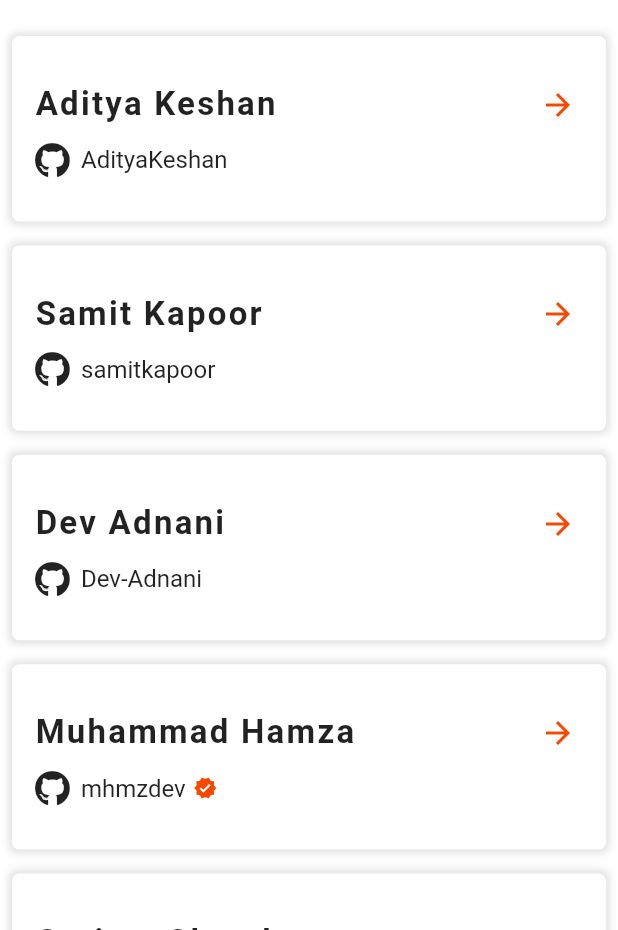
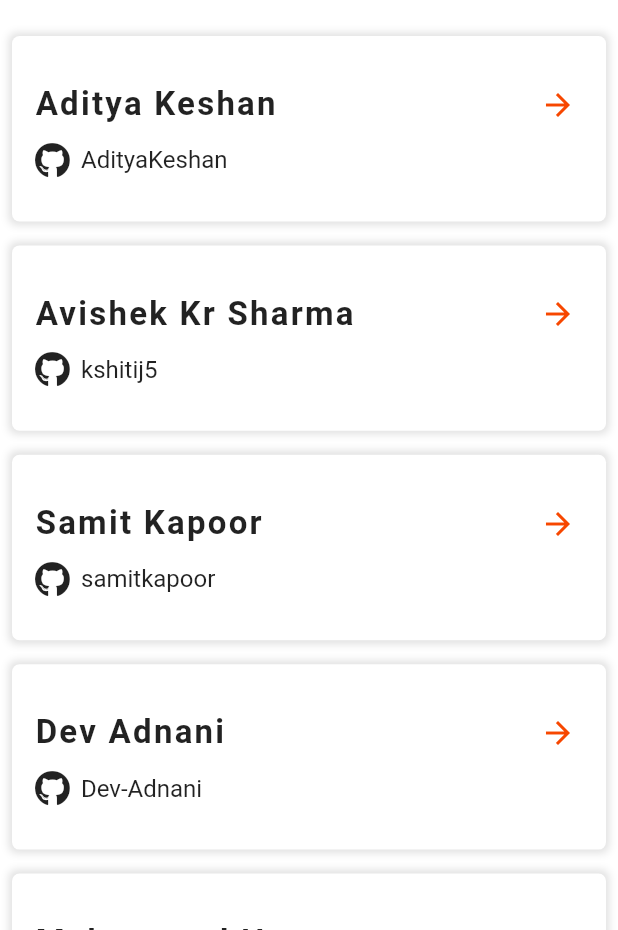
Before and after one commit to mhmzdev/hacktoberfest-flutter, a Flutter app: the Contributor screen opened directly, on a phone screen of 412 x 824 dp, the part 306-1236 px from its top. Run offline on Flutter 3.47's test engine with Material 2 defaults, Android fonts, the phone set to English and light mode, and no system bars; our stand-ins replace font_awesome_flutter, simple_animations.

Commit message:
added myself

```diff
--- a/lib/contributors.dart
+++ b/lib/contributors.dart
@@ -8,6 +8,7 @@ class Contributor extends StatelessWidget {
   // Please do not remove any other name :)
   final contributorsName = [
     'Aditya Keshan',
+    'Avishek Kr Sharma',
     'Samit Kapoor',
     'Dev Adnani',
     'Muhammad Hamza',
@@ -102,6 +103,7 @@ class Contributor extends StatelessWidget {
 
   final gitHubUserName = [
     'AdityaKeshan',
+    'kshitij5',
     'samitkapoor',
     'Dev-Adnani',
     'mhmzdev',
```
Also changed, not shown: pubspec.lock, 2 other files.
